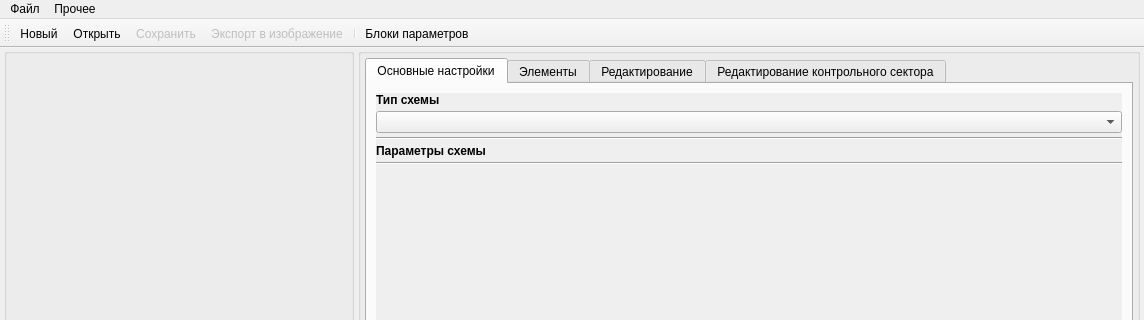
The window that designer/mainwindow.ui (Artemako/net-constructor) describes before a commit, drawn with Qt 5; both pictures show x 0 to 1144 and y 0 to 320 of the 1144 by 653 pixel window.
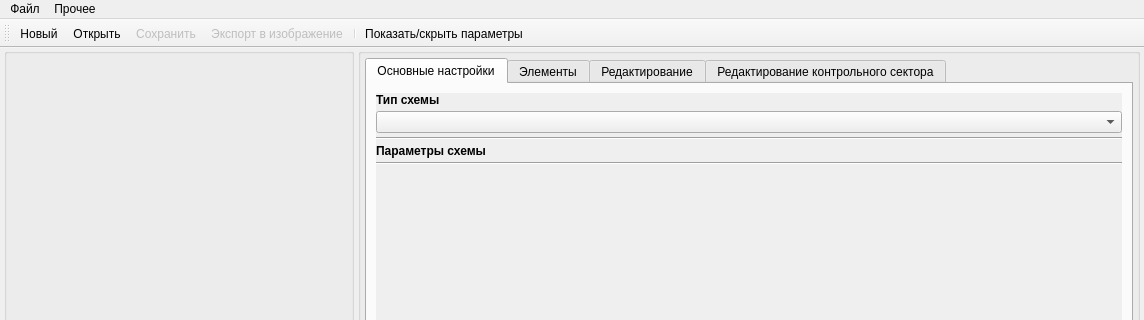
The same window after the commit. Icons and pictures are not drawn. Custom widgets are drawn as their Qt base class.

Commit message: Уменьшили число вершин в ряду в два раза + исправили показ параметров

```diff
--- a/designer/mainwindow.ui
+++ b/designer/mainwindow.ui
@@ -872,7 +872,7 @@
      <normaloff>:/white-icons/resources/white-icons/show-properties.svg</normaloff>:/white-icons/resources/white-icons/show-properties.svg</iconset>
    </property>
    <property name="text">
-    <string>Блоки параметров</string>
+    <string>Показать/скрыть параметры</string>
    </property>
   </action>
   <action name="light_action">
```
Left out of the diff: 10 changed lines with no effect on the pictures. The commit also changes 9 other files.
